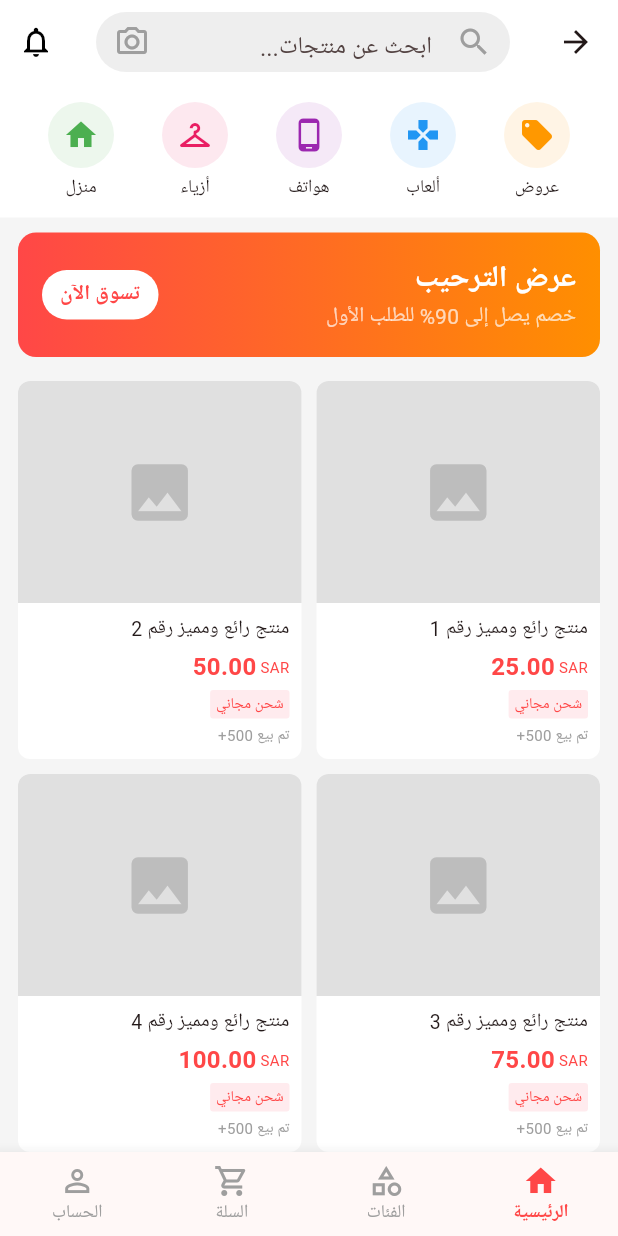
After one commit to could-ai/019aee4b-60b2-70ae-9eeb-8e844e49f8fc, a Flutter app: the MainNavScreen screen opened by its route, on a phone screen of 412 x 824 dp. The commit adds this screen. Run offline on Flutter 3.47's test engine with Material 3 defaults, Android fonts, the phone set to English and light mode, and no system bars; Roboto replaces fonts that are missing (Arial).

Commit message:
Added flutter_localizations dependency to fix compile error.; Updated main.dart to include MainNavScreen route and fix localization imports. Updated theme colors to match AliExpress style.; Created MainNavScreen with BottomNavigationBar similar to AliExpress (Home, Categories, Cart, Account).; Created HomeScreen with AliExpress-like UI: Search bar, Categories, Welcome Banner, and Product Grid.; Updated AdminSetupScreen to navigate to /home after saving data. Updated colors to match AliExpress red.

```diff
--- a/usr/lib/main.dart
+++ b/usr/lib/main.dart
@@ -1,6 +1,7 @@
 import 'package:flutter/material.dart';
 import 'package:flutter_localizations/flutter_localizations.dart';
 import 'screens/admin_setup_screen.dart';
+import 'screens/main_nav_screen.dart';
 
 void main() {
   runApp(const MyApp());
@@ -14,7 +15,6 @@ class MyApp extends StatelessWidget {
     return MaterialApp(
       title: 'متجري الإلكتروني',
       debugShowCheckedModeBanner: false,
-      // Support for Arabic RTL
       localizationsDelegates: const [
         GlobalMaterialLocalizations.delegate,
         GlobalWidgetsLocalizations.delegate,
@@ -24,15 +24,21 @@ class MyApp extends StatelessWidget {
         Locale('ar', 'AE'), // Arabic
         Locale('en', 'US'), // English
       ],
-      locale: const Locale('ar', 'AE'), // Default to Arabic
+      locale: const Locale('ar', 'AE'),
       theme: ThemeData(
-        colorScheme: ColorScheme.fromSeed(seedColor: Colors.redAccent),
+        colorScheme: ColorScheme.fromSeed(
+          seedColor: const Color(0xFFFF4747), // AliExpress Red
+          primary: const Color(0xFFFF4747),
+          secondary: const Color(0xFFFFC107), // Amber/Yellow for deals
+        ),
         useMaterial3: true,
-        fontFamily: 'Arial', // Fallback font, ideally use a custom Arabic font
+        fontFamily: 'Arial',
+        scaffoldBackgroundColor: const Color(0xFFF5F5F5), // Light grey background
       ),
       initialRoute: '/',
       routes: {
         '/': (context) => const AdminSetupScreen(),
+        '/home': (context) => const MainNavScreen(),
       },
     );
   }
--- a/usr/lib/screens/admin_setup_screen.dart
+++ b/usr/lib/screens/admin_setup_screen.dart
@@ -38,13 +38,18 @@ class _AdminSetupScreenState extends State<AdminSetupScreen> {
       // Here we would normally save to Supabase
       ScaffoldMessenger.of(context).showSnackBar(
         const SnackBar(
-          content: Text('تم حفظ البيانات بنجاح! (محاكاة)'),
+          content: Text('تم حفظ البيانات بنجاح! جاري الانتقال للمتجر...'),
           backgroundColor: Colors.green,
+          duration: Duration(seconds: 1),
         ),
       );
 
-      // Navigate to main store page later
-      // Navigator.pushReplacementNamed(context, '/home');
+      // Navigate to main store page
+      Future.delayed(const Duration(seconds: 1), () {
+        if (mounted) {
+          Navigator.pushReplacementNamed(context, '/home');
+        }
+      });
     }
   }
 
@@ -54,7 +59,7 @@ class _AdminSetupScreenState extends State<AdminSetupScreen> {
       appBar: AppBar(
         title: const Text('إعداد حساب المسؤول'),
         centerTitle: true,
-        backgroundColor: Colors.redAccent, // AliExpress style color
+        backgroundColor: const Color(0xFFFF4747), // AliExpress Red
         foregroundColor: Colors.white,
       ),
       body: Directionality(
@@ -144,7 +149,7 @@ class _AdminSetupScreenState extends State<AdminSetupScreen> {
                   child: ElevatedButton(
                     onPressed: _saveData,
                     style: ElevatedButton.styleFrom(
-                      backgroundColor: Colors.redAccent,
+                      backgroundColor: const Color(0xFFFF4747),
                       foregroundColor: Colors.white,
                       shape: RoundedRectangleBorder(
                         borderRadius: BorderRadius.circular(8),
--- /dev/null
+++ b/usr/lib/screens/home_screen.dart
@@ -0,0 +1,224 @@
+import 'package:flutter/material.dart';
+
+class HomeScreen extends StatelessWidget {
+  const HomeScreen({super.key});
+
+  @override
+  Widget build(BuildContext context) {
+    return Scaffold(
+      appBar: AppBar(
+        backgroundColor: Colors.white,
+        elevation: 0,
+        title: Container(
+          height: 40,
+          decoration: BoxDecoration(
+            color: Colors.grey[200],
+            borderRadius: BorderRadius.circular(20),
+          ),
+          child: TextField(
+            textAlignVertical: TextAlignVertical.center,
+            decoration: InputDecoration(
+              hintText: 'ابحث عن منتجات...',
+              prefixIcon: const Icon(Icons.search, color: Colors.grey),
+              suffixIcon: const Icon(Icons.camera_alt_outlined, color: Colors.grey),
+              border: InputBorder.none,
+              contentPadding: const EdgeInsets.symmetric(horizontal: 16),
+            ),
+          ),
+        ),
+        actions: [
+          IconButton(
+            icon: const Icon(Icons.notifications_none, color: Colors.black),
+            onPressed: () {},
+          ),
+        ],
+      ),
+      body: SingleChildScrollView(
+        child: Column(
+          children: [
+            // Categories Row
+            Container(
+              color: Colors.white,
+              padding: const EdgeInsets.symmetric(vertical: 12),
+              child: Row(
+                mainAxisAlignment: MainAxisAlignment.spaceEvenly,
+                children: [
+                  _buildCategoryItem(Icons.local_offer, 'عروض', Colors.orange),
+                  _buildCategoryItem(Icons.games, 'ألعاب', Colors.blue),
+                  _buildCategoryItem(Icons.phone_android, 'هواتف', Colors.purple),
+                  _buildCategoryItem(Icons.checkroom, 'أزياء', Colors.pink),
+                  _buildCategoryItem(Icons.home, 'منزل', Colors.green),
+                ],
+              ),
+            ),
+
+            const SizedBox(height: 10),
+
+            // Welcome Deal Banner
+            Container(
+              margin: const EdgeInsets.symmetric(horizontal: 12),
+              padding: const EdgeInsets.all(16),
+              decoration: BoxDecoration(
+                gradient: const LinearGradient(
+                  colors: [Color(0xFFFF4747), Color(0xFFFF8F00)],
+                  begin: Alignment.centerLeft,
+                  end: Alignment.centerRight,
+                ),
+                borderRadius: BorderRadius.circular(12),
+              ),
+              child: Row(
+                children: [
+                  Expanded(
+                    child: Column(
+                      crossAxisAlignment: CrossAxisAlignment.start,
+                      children: const [
+                        Text(
+                          'عرض الترحيب',
+                          style: TextStyle(
+                            color: Colors.white,
+                            fontSize: 20,
+                            fontWeight: FontWeight.bold,
+                          ),
+                        ),
+                        Text(
+                          'خصم يصل إلى 90% للطلب الأول',
+                          style: TextStyle(color: Colors.white70),
+                        ),
+                      ],
+                    ),
+                  ),
+                  Container(
+                    padding: const EdgeInsets.symmetric(horizontal: 12, vertical: 6),
+                    decoration: BoxDecoration(
+                      color: Colors.white,
+                      borderRadius: BorderRadius.circular(20),
+                    ),
+                    child: const Text(
+                      'تسوق الآن',
+                      style: TextStyle(
+                        color: Color(0xFFFF4747),
+                        fontWeight: FontWeight.bold,
+                      ),
+                    ),
+                  ),
+                ],
+              ),
+            ),
+
+            const SizedBox(height: 16),
+
+            // Product Grid
+            Padding(
+              padding: const EdgeInsets.symmetric(horizontal: 12),
+              child: GridView.builder(
+                physics: const NeverScrollableScrollPhysics(),
+                shrinkWrap: true,
+                gridDelegate: const SliverGridDelegateWithFixedCrossAxisCount(
+                  crossAxisCount: 2,
+                  childAspectRatio: 0.75,
+                  crossAxisSpacing: 10,
+                  mainAxisSpacing: 10,
+                ),
+                itemCount: 6, // Mock items
+                itemBuilder: (context, index) {
+                  return _buildProductCard(index);
+                },
+              ),
+            ),
+          ],
+        ),
+      ),
+    );
+  }
+
+  Widget _buildCategoryItem(IconData icon, String label, Color color) {
+    return Column(
+      children: [
+        Container(
+          padding: const EdgeInsets.all(10),
+          decoration: BoxDecoration(
+            color: color.withOpacity(0.1),
+            shape: BoxShape.circle,
+          ),
+          child: Icon(icon, color: color, size: 24),
+        ),
+        const SizedBox(height: 4),
+        Text(label, style: const TextStyle(fontSize: 12)),
+      ],
+    );
+  }
+
+  Widget _buildProductCard(int index) {
+    return Container(
+      decoration: BoxDecoration(
+        color: Colors.white,
+        borderRadius: BorderRadius.circular(8),
+      ),
+      child: Column(
+        crossAxisAlignment: CrossAxisAlignment.start,
+        children: [
+          // Product Image Placeholder
+          Expanded(
+            child: Container(
+              decoration: BoxDecoration(
+                color: Colors.grey[300],
+                borderRadius: const BorderRadius.vertical(top: Radius.circular(8)),
+              ),
+              child: Center(
+                child: Icon(Icons.image, size: 50, color: Colors.grey[400]),
+              ),
+            ),
+          ),
+          Padding(
+            padding: const EdgeInsets.all(8.0),
+            child: Column(
+              crossAxisAlignment: CrossAxisAlignment.start,
+              children: [
+                Text(
+                  'منتج رائع ومميز رقم ${index + 1}',
+                  maxLines: 2,
+                  overflow: TextOverflow.ellipsis,
+                  style: const TextStyle(fontSize: 13),
+                ),
+                const SizedBox(height: 4),
+                Row(
+                  children: [
+                    const Text(
+                      'SAR ',
+                      style: TextStyle(fontSize: 10, color: Color(0xFFFF4747)),
+                    ),
+                    Text(
+                      '${(index + 1) * 25}.00',
+                      style: const TextStyle(
+                        fontSize: 16,
+                        fontWeight: FontWeight.bold,
+                        color: Color(0xFFFF4747),
+                      ),
+                    ),
+                  ],
+                ),
+                const SizedBox(height: 4),
+                Container(
+                  padding: const EdgeInsets.symmetric(horizontal: 4, vertical: 2),
+                  decoration: BoxDecoration(
+                    color: Colors.red[50],
+                    borderRadius: BorderRadius.circular(2),
+                  ),
+                  child: const Text(
+                    'شحن مجاني',
+                    style: TextStyle(fontSize: 10, color: Color(0xFFFF4747)),
+                  ),
+                ),
+                const SizedBox(height: 4),
+                const Text(
+                  'تم بيع 500+',
+                  style: TextStyle(fontSize: 10, color: Colors.grey),
+                ),
+              ],
+            ),
+          ),
+        ],
+      ),
+    );
+  }
+}
--- /dev/null
+++ b/usr/lib/screens/main_nav_screen.dart
@@ -0,0 +1,65 @@
+import 'package:flutter/material.dart';
+import 'home_screen.dart';
+
+class MainNavScreen extends StatefulWidget {
+  const MainNavScreen({super.key});
+
+  @override
+  State<MainNavScreen> createState() => _MainNavScreenState();
+}
+
+class _MainNavScreenState extends State<MainNavScreen> {
+  int _selectedIndex = 0;
+
+  final List<Widget> _screens = [
+    const HomeScreen(),
+    const Center(child: Text('الفئات')), // Categories placeholder
+    const Center(child: Text('السلة')), // Cart placeholder
+    const Center(child: Text('الحساب')), // Account placeholder
+  ];
+
+  void _onItemTapped(int index) {
+    setState(() {
+      _selectedIndex = index;
+    });
+  }
+
+  @override
+  Widget build(BuildContext context) {
+    return Scaffold(
+      body: _screens[_selectedIndex],
+      bottomNavigationBar: BottomNavigationBar(
+        items: const <BottomNavigationBarItem>[
+          BottomNavigationBarItem(
+            icon: Icon(Icons.home_outlined),
+            activeIcon: Icon(Icons.home),
+            label: 'الرئيسية',
+          ),
+          BottomNavigationBarItem(
+            icon: Icon(Icons.category_outlined),
+            activeIcon: Icon(Icons.category),
+            label: 'الفئات',
+          ),
+          BottomNavigationBarItem(
+            icon: Icon(Icons.shopping_cart_outlined),
+            activeIcon: Icon(Icons.shopping_cart),
+            label: 'السلة',
+          ),
+          BottomNavigationBarItem(
+            icon: Icon(Icons.person_outline),
+            activeIcon: Icon(Icons.person),
+            label: 'الحساب',
+          ),
+        ],
+        currentIndex: _selectedIndex,
+        selectedItemColor: const Color(0xFFFF4747),
+        unselectedItemColor: Colors.grey,
+        showUnselectedLabels: true,
+        type: BottomNavigationBarType.fixed,
+        onTap: _onItemTapped,
+        selectedLabelStyle: const TextStyle(fontSize: 12, fontWeight: FontWeight.bold),
+        unselectedLabelStyle: const TextStyle(fontSize: 12),
+      ),
+    );
+  }
+}
```
Also changed, not shown: usr/pubspec.yaml (+3 -70 lines).
